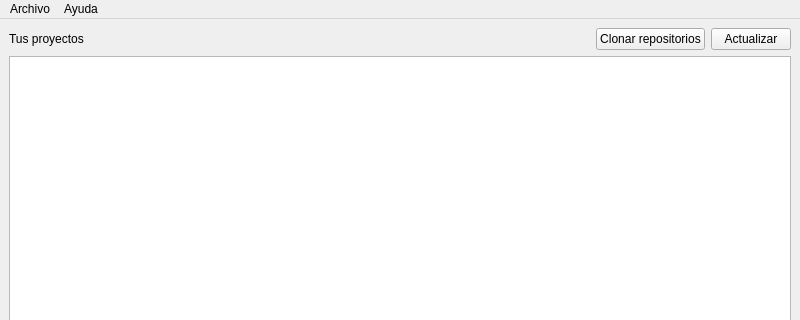
First picture: the form in main.ui, repository DomiTP-GIT/Git-Manager, before the edit; both pictures show x 0 to 800 and y 0 to 320 of the 800 by 600 pixel window.
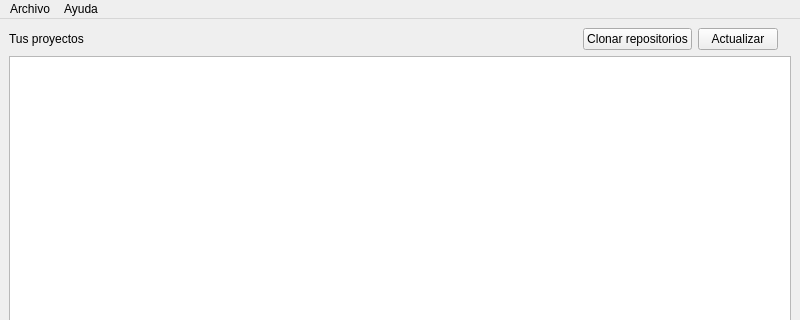
Second picture: the form after the edit. Icons and pictures are not drawn.

Diff of the .ui file:
```diff
--- a/main.ui
+++ b/main.ui
@@ -25,6 +25,10 @@
         <property name="toolTip">
          <string>&lt;html&gt;&lt;head/&gt;&lt;body&gt;&lt;p&gt;Muestra los proyectos que se encuentran detro de la ruta de búsqueda&lt;/p&gt;&lt;/body&gt;&lt;/html&gt;</string>
         </property>
+        <property name="styleSheet">
+         <string notr="true">color: rgb(0, 0, 0);
+font: 700 18pt &quot;Segoe UI&quot;;</string>
+        </property>
         <property name="text">
          <string>Tus proyectos</string>
         </property>
@@ -62,6 +66,19 @@
         </property>
        </widget>
       </item>
+      <item>
+       <widget class="QLabel" name="loadingGif">
+        <property name="sizePolicy">
+         <sizepolicy hsizetype="Fixed" vsizetype="Minimum">
+          <horstretch>0</horstretch>
+          <verstretch>0</verstretch>
+         </sizepolicy>
+        </property>
+        <property name="text">
+         <string/>
+        </property>
+       </widget>
+      </item>
      </layout>
     </item>
     <item row="7" column="0">
```
Left out of the diff: 8 changed lines with no effect on the pictures.
